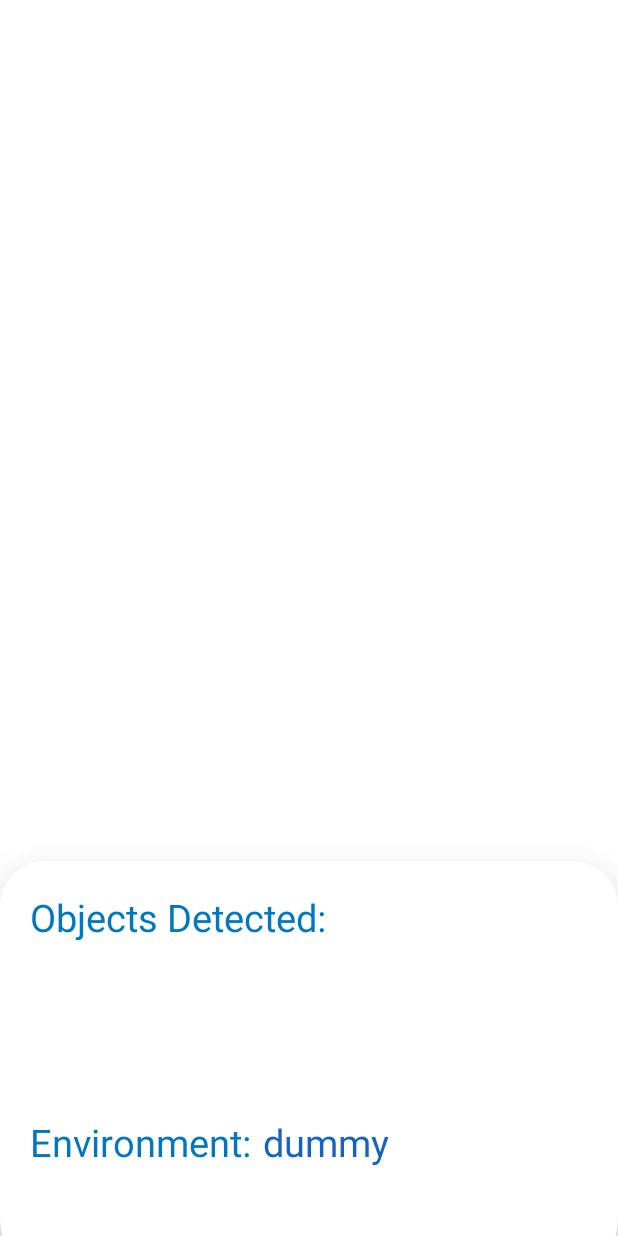
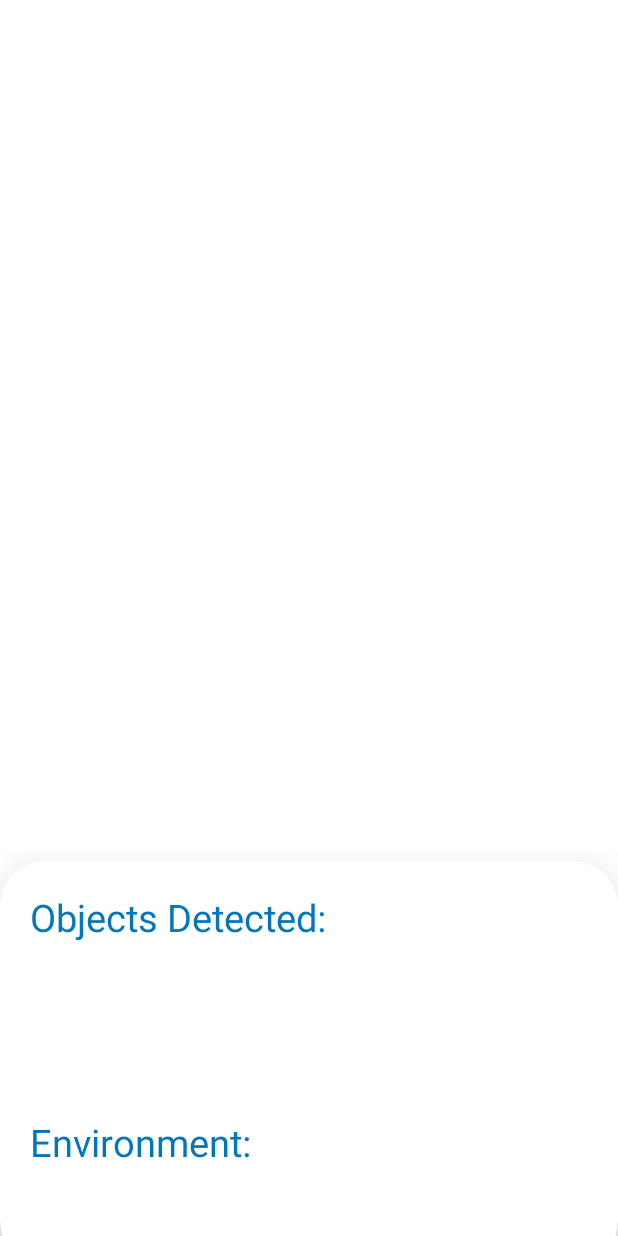
Before and after one commit to Samadmemon991/Walk-with-Enviroment, an Android app: the layout activity_camera.xml on its own in the app's theme, with its tools: preview values and no code run, on a phone screen of 412 x 824 dp. Run offline under Robolectric (Android 15) with nearby library versions, the phone set to English and light mode, and no system bars.

Commit message:
Fixed potential TTS resource leak and Environment TextView in data_card.xml

```diff
--- a/app/src/main/java/com/capstone/objdetection/CameraActivity.java
+++ b/app/src/main/java/com/capstone/objdetection/CameraActivity.java
@@ -489,8 +489,8 @@ public abstract class CameraActivity extends Activity
     public boolean onTouchEvent(MotionEvent event) {
         try {
         if (textToSpeech.isSpeaking() && envTv.getText().equals("Pending")){
+            textToSpeech.stop();
             textToSpeech.shutdown();
-            textToSpeech.stop();
             envS = env.envSet(envTv);
             int res = tts.speak("You are in a " + envS, TextToSpeech.QUEUE_FLUSH, map);
             Log.d("TTS_test", "result = TTS Envv " + res);
--- a/app/src/main/java/com/capstone/objdetection/EnvironmentDetector.java
+++ b/app/src/main/java/com/capstone/objdetection/EnvironmentDetector.java
@@ -306,7 +306,9 @@ public class EnvironmentDetector {
         ObjCounter(obj);
         if (envTable.get("Room") >= 5 || envTable.get("Garage") >= 5
                 || envTable.get("Kitchen") >= 5 || envTable.get("Office") >= 5) {
-            envTv.setText("Pending");
+            if (envTv.getText().equals("")) {
+                envTv.setText("Pending");
+            }
 
             if (Build.VERSION.SDK_INT >= Build.VERSION_CODES.O) {
                 vib.vibrate(VibrationEffect.createOneShot(400, VibrationEffect.DEFAULT_AMPLITUDE));
--- a/app/src/main/res/layout/data_card.xml
+++ b/app/src/main/res/layout/data_card.xml
@@ -50,7 +50,7 @@
         android:layout_marginLeft="165dp"
         android:layout_marginTop="170dp"
         android:paddingLeft="10dp"
-        android:text="dummy"
+        android:text=""
         android:textColor="@color/blue"
         android:textSize="25sp" />
 </android.support.v7.widget.CardView>
```
